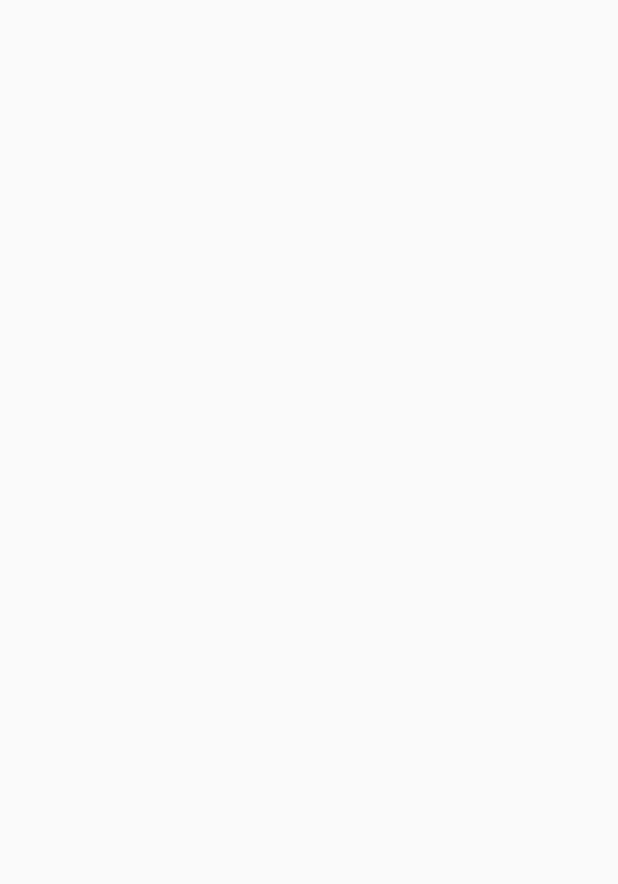
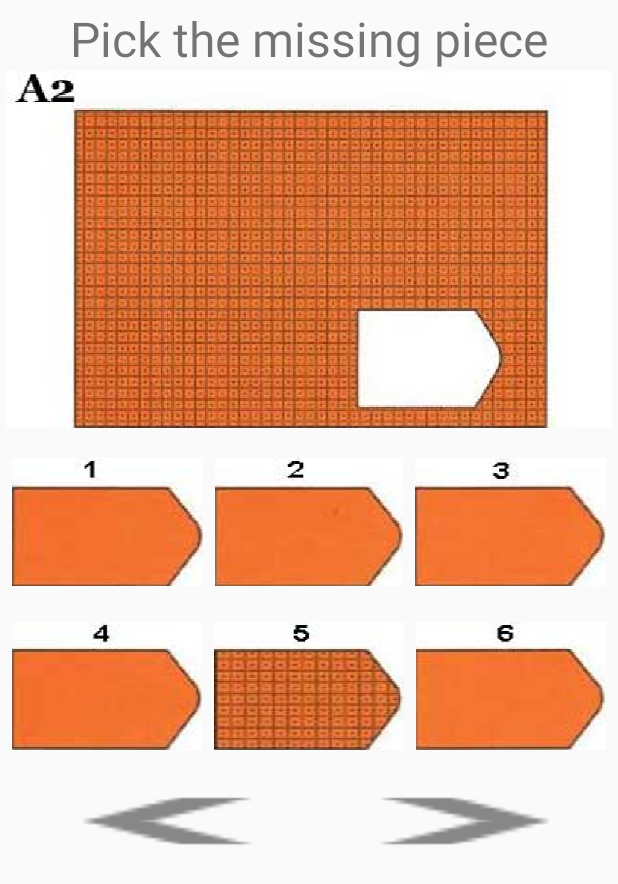
Before and after one commit to Ro-JA/TestRovena, an Android app: the MainActivity2 screen opened directly, with no data from a screen before it, on a phone screen of 412 x 824 dp. Before the commit the part shown is empty. Shown: the top 884 px of the screen. Run offline under Robolectric (Android 15) with nearby library versions, the phone set to English and light mode, and no system bars.

Commit message:
add intent corrected button right

```diff
--- a/app/src/main/java/com/ro_ja/android/testrovena/MainActivity.kt
+++ b/app/src/main/java/com/ro_ja/android/testrovena/MainActivity.kt
@@ -1,6 +1,7 @@
 package com.ro_ja.android.testrovena
 
 
+import android.content.Intent
 import android.support.v7.app.AppCompatActivity
 import android.os.Bundle
 
@@ -57,5 +58,10 @@ class MainActivity : AppCompatActivity() {
             numberButton = 6
             Toast.makeText(this, R.string.toast_incorrect, Toast.LENGTH_SHORT).show()
         }
+
+        buttonRight.setOnClickListener {
+            val intent = Intent(this, MainActivity2::class.java)
+            startActivity(intent)
+        }
     }
 }
--- a/app/src/main/java/com/ro_ja/android/testrovena/MainActivity2.kt
+++ b/app/src/main/java/com/ro_ja/android/testrovena/MainActivity2.kt
@@ -1,11 +1,61 @@
 package com.ro_ja.android.testrovena
+
 
 import android.support.v7.app.AppCompatActivity
 import android.os.Bundle
 
+import android.widget.ImageButton
+import android.widget.ImageView
+import android.widget.Toast
+
 class MainActivity2 : AppCompatActivity() {
+    private lateinit var imageView: ImageView
+    private lateinit var button1: ImageButton
+    private lateinit var button2: ImageButton
+    private lateinit var button3: ImageButton
+    private lateinit var button4: ImageButton
+    private lateinit var button5: ImageButton
+    private lateinit var button6: ImageButton
+    private lateinit var buttonRight: ImageButton
+    private lateinit var buttonLeft: ImageButton
+    private var numberButton = 0
+
     override fun onCreate(savedInstanceState: Bundle?) {
         super.onCreate(savedInstanceState)
         setContentView(R.layout.activity_main2)
+        imageView = findViewById(R.id.image_view)
+        buttonLeft = findViewById(R.id.button_back)
+        buttonRight = findViewById(R.id.button_next)
+        button1 = findViewById(R.id.image_button_1)
+        button2 = findViewById(R.id.image_button_2)
+        button3 = findViewById(R.id.image_button_3)
+        button4 = findViewById(R.id.image_button_4)
+        button5 = findViewById(R.id.image_button_5)
+        button6 = findViewById(R.id.image_button_6)
+
+        button1.setOnClickListener {
+            numberButton = 1
+            Toast.makeText(this, R.string.toast_incorrect, Toast.LENGTH_SHORT).show()
+        }
+        button2.setOnClickListener {
+            numberButton = 2
+            Toast.makeText(this, R.string.toast_incorrect, Toast.LENGTH_SHORT).show()
+        }
+        button3.setOnClickListener {
+            numberButton = 3
+            Toast.makeText(this, R.string.toast_incorrect, Toast.LENGTH_SHORT).show()
+        }
+        button4.setOnClickListener {
+            numberButton = 4
+            Toast.makeText(this, R.string.toast_incorrect, Toast.LENGTH_SHORT).show()
+        }
+        button5.setOnClickListener {
+            numberButton = 5
+            Toast.makeText(this, R.string.toast_correct, Toast.LENGTH_SHORT).show()
+        }
+        button6.setOnClickListener {
+            numberButton = 6
+            Toast.makeText(this, R.string.toast_incorrect, Toast.LENGTH_SHORT).show()
+        }
     }
 }
--- a/app/src/main/res/layout/activity_main2.xml
+++ b/app/src/main/res/layout/activity_main2.xml
@@ -3,7 +3,116 @@
     xmlns:tools="http://schemas.android.com/tools"
     android:layout_width="match_parent"
     android:layout_height="match_parent"
-    tools:context=".MainActivity2"
-    >
+    android:orientation="vertical"
+    tools:context=".MainActivity"
+    android:padding="@dimen/padding_4">
+
+
+    <TextView
+        android:id="@+id/text_view"
+        android:layout_width="match_parent"
+        android:layout_height="wrap_content"
+        android:gravity="center"
+        android:text="@string/text_view"
+        android:textSize="32dp" />
+
+    <ImageView
+        android:id="@+id/image_view"
+        android:layout_width="match_parent"
+        android:layout_height="wrap_content"
+        android:background="@drawable/a2" />
+
+    <LinearLayout
+        android:layout_width="match_parent"
+        android:layout_height="wrap_content"
+        android:layout_marginTop="@dimen/padding_16"
+        android:orientation="horizontal">
+
+        <ImageButton
+            android:id="@+id/image_button_1"
+            android:layout_width="wrap_content"
+            android:layout_height="match_parent"
+            android:layout_weight="1"
+            android:background="@drawable/a2_1"
+            android:layout_margin="@dimen/padding_4"/>
+
+        <ImageButton
+            android:id="@+id/image_button_2"
+            android:layout_width="wrap_content"
+            android:layout_height="match_parent"
+            android:layout_weight="1"
+            android:background="@drawable/a2_2"
+            android:layout_margin="@dimen/padding_4"/>
+
+        <ImageButton
+            android:id="@+id/image_button_3"
+            android:layout_width="wrap_content"
+            android:layout_height="match_parent"
+            android:layout_weight="1"
+            android:background="@drawable/a2_3"
+            android:layout_margin="@dimen/padding_4"/>
+
+
+    </LinearLayout>
+
+    <LinearLayout
+        android:layout_width="match_parent"
+        android:layout_height="wrap_content"
+        android:layout_marginTop="@dimen/padding_16"
+        android:orientation="horizontal">
+
+        <ImageButton
+            android:id="@+id/image_button_4"
+            android:layout_width="wrap_content"
+            android:layout_height="match_parent"
+            android:layout_weight="1"
+            android:background="@drawable/a2_4"
+            android:layout_margin="@dimen/padding_4"/>
+
+        <ImageButton
+            android:id="@+id/image_button_5"
+            android:layout_width="wrap_content"
+            android:layout_height="match_parent"
+            android:layout_weight="1"
+            android:background="@drawable/a2_5"
+            android:layout_margin="@dimen/padding_4" />
+
+        <ImageButton
+            android:id="@+id/image_button_6"
+            android:layout_width="wrap_content"
+            android:layout_height="match_parent"
+            android:layout_weight="1"
+            android:background="@drawable/a2_6"
+            android:layout_margin="@dimen/padding_4"/>
+
+
+    </LinearLayout>
+
+    <LinearLayout
+        android:layout_width="match_parent"
+        android:layout_height="wrap_content"
+        android:layout_marginTop="@dimen/padding_16"
+        android:orientation="horizontal"
+        android:padding="@dimen/padding_4">
+
+        <ImageButton
+            android:id="@+id/button_next"
+            android:layout_width="wrap_content"
+            android:layout_height="@dimen/button_size"
+            android:layout_weight="1"
+            android:background="@drawable/arrow_left"
+            android:layout_margin="@dimen/padding_4"/>
+
+        <ImageButton
+            android:id="@+id/button_back"
+            android:layout_width="wrap_content"
+            android:layout_height="@dimen/button_size"
+            android:layout_weight="1"
+            android:background="@drawable/arrow_right"
+            android:layout_margin="@dimen/padding_4"/>
+
+
+    </LinearLayout>
+
 
 </LinearLayout>
```
